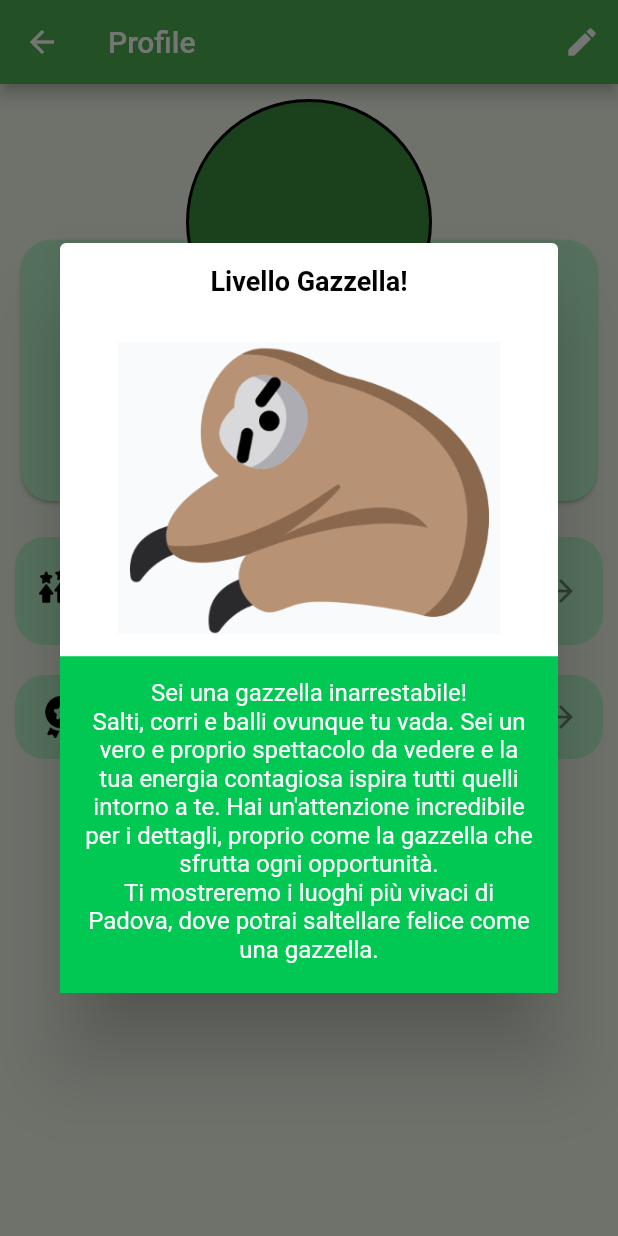
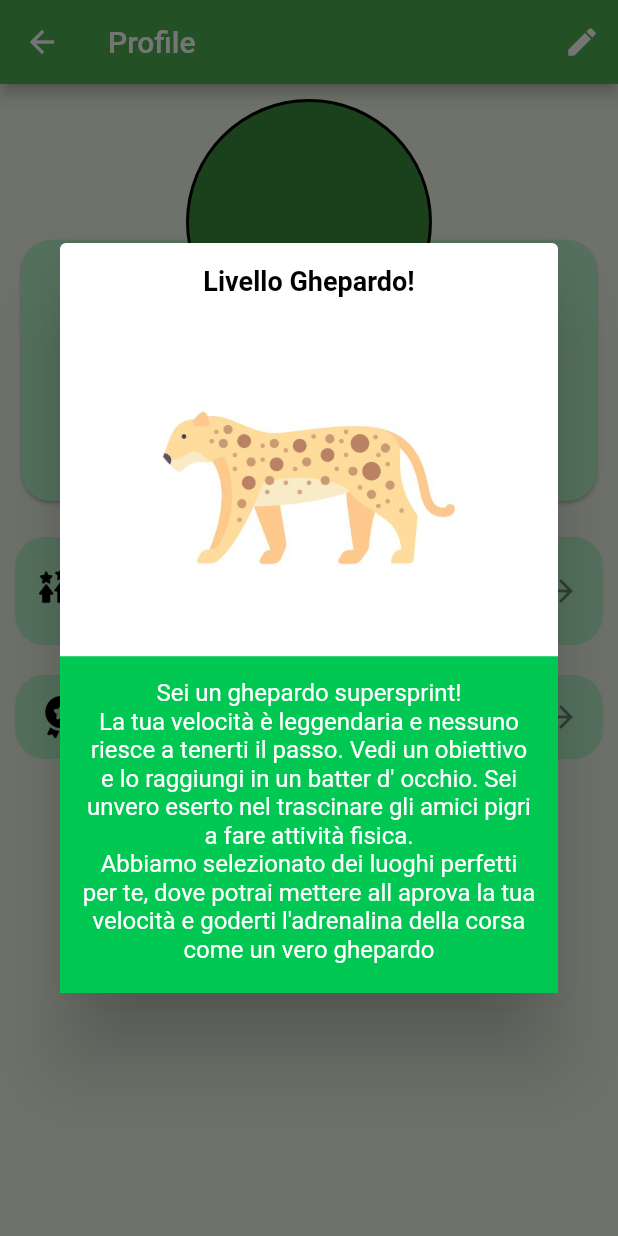
Before and after one commit to mariobon99/progetto_biomedical_wearable, a Flutter app: the ProfilePage screen opened directly, after a tap on "Your Level", on a phone screen of 412 x 824 dp. Run offline on Flutter 3.47's test engine with Material 2 defaults, Android fonts, the phone set to English and light mode, and no system bars; our stand-ins replace floor, geolocator, google_nav_bar, image_picker, jwt_decoder, line_icons and 3 more; missing offline and left inert: dart:ffi; accounts and stored records are empty; generated files the repository leaves out were written again.

Commit message:
Ampliati i livelli

```diff
--- a/lib/screens/ProfilePage.dart
+++ b/lib/screens/ProfilePage.dart
@@ -29,7 +29,7 @@ class _ProfilePageState extends State<ProfilePage> {
   File? _image;
   var imagePicker;
 
-  int Userlevel = 2;
+  int Userlevel = 3;
 
   @override
   void initState() {
@@ -146,8 +146,21 @@ class _ProfilePageState extends State<ProfilePage> {
                     builder: (BuildContext context) {
                       return CustomAlert(
                         title: Levels.title2,
-                        imagePath: Levels.imagePath1,
+                        imagePath: Levels.imagePath2,
                         description: Levels.description2,
+                      );
+                    },
+                  );
+
+                  }
+                  if (Userlevel==3){
+                    showDialog(
+                    context: context,
+                    builder: (BuildContext context) {
+                      return CustomAlert(
+                        title: Levels.title3,
+                        imagePath: Levels.imagePath3,
+                        description: Levels.description3,
                       );
                     },
                   );
--- a/lib/utils/levels.dart
+++ b/lib/utils/levels.dart
@@ -1,11 +1,16 @@
 class Levels {
   static const String title1 = 'Livello Bradipo!';
-  static const String imagePath1 = 'assets/images/Bradipo.png';
+  static const String imagePath1 = 'assets/images/Bradipo.jpeg';
   static const String description1 =
       'Sei un vero e proprio bradipo! Sei così rilassato e tranquillo che sembra che tu stia meditando mentre cammini! Le tue mosse sono così lente che le formiche ti superano facilmente. Ma non preoccuparti, abbiamo dei luoghi per te dove potrai goderti il tuo ritmo lento e rilassato. Non hai bisogno di fretta quando si tratta di divertirti.';
 
   static const String title2 = 'Livello Gazzella!';
-  static const String imagePath2 = 'assets/images/Bradipo.png';
+  static const String imagePath2 = 'assets/images/Gazzella.jpeg';
   static const String description2 =
       'Sei una gazzella inarrestabile! \nSalti, corri e balli ovunque tu vada. Sei un vero e proprio spettacolo da vedere e la tua energia contagiosa ispira tutti quelli intorno a te. Hai un\'attenzione incredibile per i dettagli, proprio come la gazzella che sfrutta ogni opportunità.\nTi mostreremo i luoghi più vivaci di Padova, dove potrai saltellare felice come una gazzella.';
+
+  static const String title3 = 'Livello Ghepardo!';
+  static const String imagePath3 = 'assets/images/Ghepardo.jpeg';
+  static const String description3 =
+    'Sei un ghepardo supersprint! \nLa tua velocità è leggendaria e nessuno riesce a tenerti il passo. Vedi un obiettivo e lo raggiungi in un batter d\' occhio. Sei unvero eserto nel trascinare gli amici pigri a fare attività fisica.\nAbbiamo selezionato dei luoghi perfetti per te, dove potrai mettere all aprova la tua velocità e goderti l\'adrenalina della corsa come un vero ghepardo';
 }
```
Also changed, not shown: assets/images/Bradipo.jpeg (added), assets/images/Bradipo.png (deleted), assets/images/Gazzella.jpeg (added), assets/images/Ghepardo.jpeg (added).
